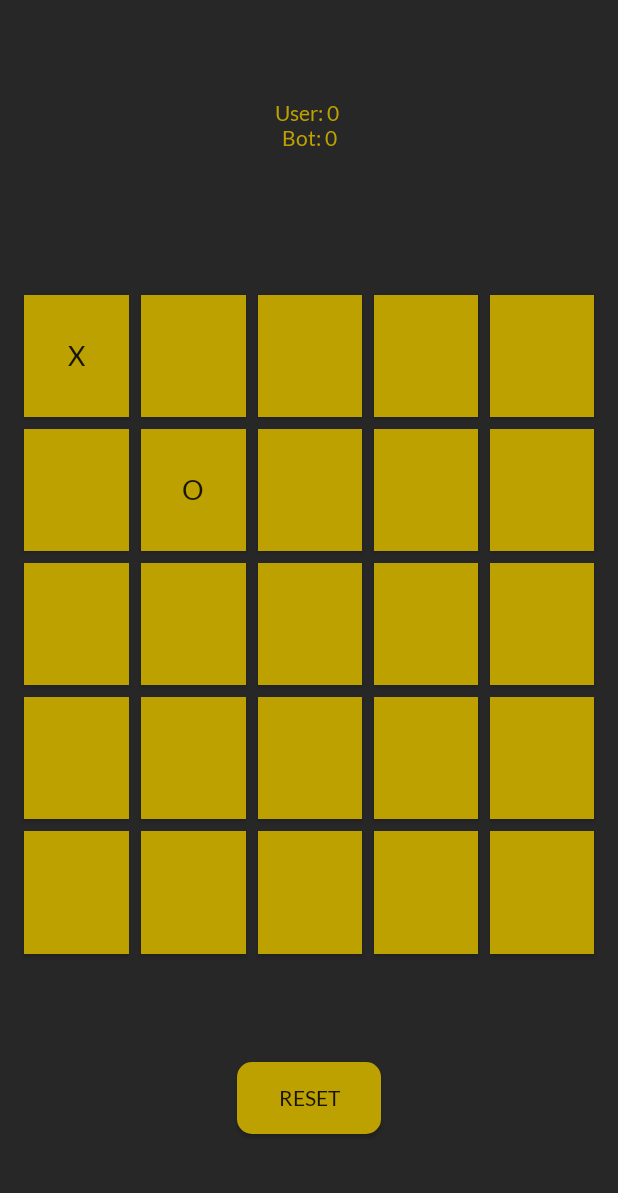
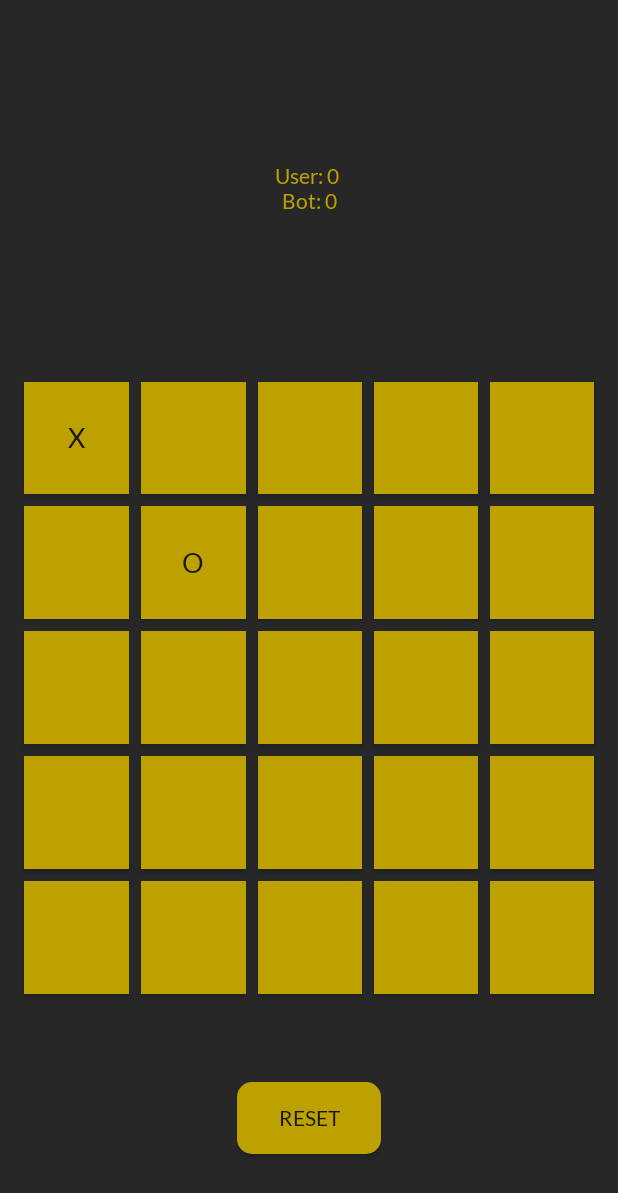
Before and after one commit to dzazef/aplikacje-mobilne, an Android app: the screen it shows after launch (MainActivity), after a tap on an icon or button, on a phone screen of 412 x 824 dp. Shown: the top 1193 px of the screen. Run offline under Robolectric (Android 15) with nearby library versions, the phone set to English and light mode, and no system bars.

Commit message:
tictactoe: fix bug (rotation)

```diff
--- a/lista2/tictactoe/app/src/main/AndroidManifest.xml
+++ b/lista2/tictactoe/app/src/main/AndroidManifest.xml
@@ -10,9 +10,13 @@
             android:supportsRtl="true"
             android:theme="@style/AppTheme">
         <activity android:name=".MainActivity">
+            <!--android:screenOrientation="portrait"-->
+            <!--android:configChanges="keyboardHidden|orientation|screenSize"-->
             <intent-filter>
-                <action android:name="android.intent.action.MAIN"/>
-
+                <action
+                        android:name="android.intent.action.MAIN"
+                        android:configChanges="orientation"
+                />
                 <category android:name="android.intent.category.LAUNCHER"/>
             </intent-filter>
         </activity>
--- a/lista2/tictactoe/app/src/main/java/com/example/tictactoe/MainActivity.kt
+++ b/lista2/tictactoe/app/src/main/java/com/example/tictactoe/MainActivity.kt
@@ -1,5 +1,6 @@
 package com.example.tictactoe
 
+import android.content.res.Configuration
 import android.os.Bundle
 import android.support.v7.app.AppCompatActivity
 import android.util.Log
@@ -20,7 +21,7 @@ enum class State {
 open class FieldManager {
     private var field = 0
     val fieldMap : MutableMap<Int, State> = mutableMapOf()
-    val buttonSet : MutableSet<Pair<Int, Button>> = mutableSetOf()
+    var buttonSet : Set<Pair<Int, Button>> = setOf()
     var weightMap : MutableMap<Int, Int> = mutableMapOf(
         0 to 12, 1 to 8, 2 to 8, 3 to 8, 4 to 12,
         5 to 8, 6 to 12, 7 to 8, 8 to 12, 9 to 8,
@@ -30,6 +31,10 @@ open class FieldManager {
 
     fun addField() {
         fieldMap[field++] = State.EMPTY
+    }
+
+    fun resetFieldMap() {
+        fieldMap.clear()
     }
 
     fun updateFields(id: Int, s: State) {
@@ -42,7 +47,6 @@ open class FieldManager {
 }
 
 class GameManager : FieldManager(){
-    var userTurn = true
 
     private val winTactics : List<List<Int>> =
         listOf(
@@ -118,7 +122,7 @@ class GameManager : FieldManager(){
         return maxLine?.second?.toList()
     }
 
-    fun chooseField(): Int? {
+    private fun chooseField(): Int? {
         val field = checkIfPlayerIsWinning()
         if (field!=null) {
             return field
@@ -164,7 +168,9 @@ class GameManager : FieldManager(){
             if (field!=null) {
                 Log.d("BOT", "chosenField: $field")
                 updateFields(field, computerSymbol)
-                buttonSet.first { it.first==field }.second.text = getStateById(field).toString()
+                val b = buttonSet.first { it.first==field }.second
+                val t = getStateById(field).toString()
+                b.text = t
             } else {
                 Log.d("BOT", "Can't find any field! Perhaps the game is over?")
             }
@@ -179,21 +185,28 @@ class GameManager : FieldManager(){
 
 
 
-val g = GameManager()
 
 class MainActivity : AppCompatActivity() {
+    lateinit var g : GameManager
+
     override fun onCreate(savedInstanceState: Bundle?) {
         super.onCreate(savedInstanceState)
         setContentView(R.layout.activity_main)
+    }
+
+    override fun onStart() {
+        g = GameManager()
+        super.onStart()
+        g.resetFieldMap()
         for (i in 0..24)
             g.addField()
-        g.buttonSet.addAll(setOf(
+        g.buttonSet = setOf(
             0 to button1_1, 1 to button1_2, 2 to button1_3, 3 to button1_4, 4 to button1_5,
             5 to button2_1, 6 to button2_2, 7 to button2_3, 8 to button2_4, 9 to button2_5,
             10 to button3_1, 11 to button3_2, 12 to button3_3, 13 to button3_4, 14 to button3_5,
             15 to button4_1, 16 to button4_2, 17 to button4_3, 18 to button4_4, 19 to button4_5,
             20 to button5_1, 21 to button5_2, 22 to button5_3, 23 to button5_4, 24 to button5_5
-        ))
+        )
     }
 
     fun checkLog(view: View) {
@@ -202,6 +215,7 @@ class MainActivity : AppCompatActivity() {
     }
 
     fun onClick(view: View) {
+        Log.d("INFO", "clicked on field")
         val button = findViewById<Button>(view.id)
         g.userClick(button)
         when (g.checkWin()) {
--- a/lista2/tictactoe/app/src/main/res/layout/activity_main.xml
+++ b/lista2/tictactoe/app/src/main/res/layout/activity_main.xml
@@ -8,7 +8,7 @@
         tools:context=".MainActivity" android:gravity="center" android:background="@color/colorBackground">
     <TableRow
             android:layout_width="match_parent"
-            android:layout_height="match_parent" android:layout_weight="4" android:gravity="center"
+            android:layout_height="wrap_content" android:layout_weight="8" android:gravity="center"
     >
         <TextView
                 android:layout_width="wrap_content"
@@ -19,7 +19,7 @@
     <TableRow
             android:layout_width="match_parent"
             android:layout_height="match_parent" android:layout_weight="1" android:layout_marginLeft="12dp"
-            android:layout_marginRight="12dp" android:layout_marginTop="25dp">
+            android:layout_marginRight="12dp">
         <Button
                 android:layout_width="match_parent"
                 android:layout_height="match_parent"
```
